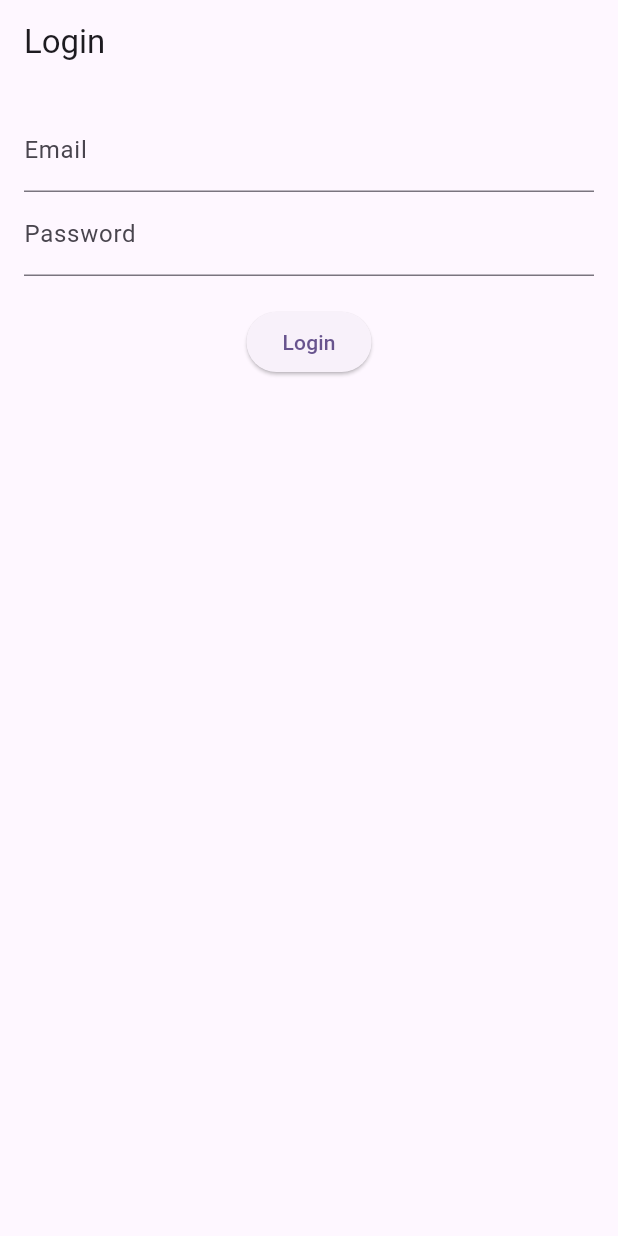
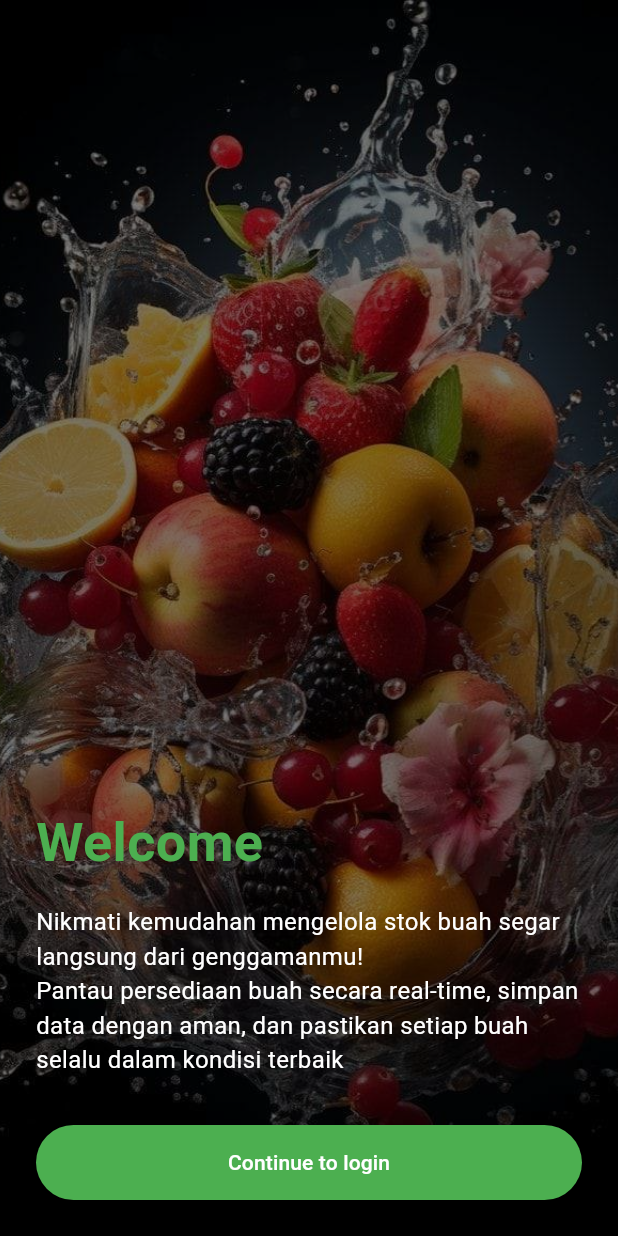
Before and after one commit to Firdaa-code57/project_uas_grup, a Flutter app: the screen it shows after launch, on a phone screen of 412 x 824 dp. Run offline on Flutter 3.47's test engine with Material 3 defaults, Android fonts, the phone set to English and light mode, and no system bars; our stand-ins replace get, image_picker, supabase_flutter; accounts and stored records are empty.

Commit message:
Add WelcomeScreen

```diff
--- a/lib/app/routes/app_pages.dart
+++ b/lib/app/routes/app_pages.dart
@@ -1,6 +1,7 @@
 // lib/app/routes/app_pages.dart
 import 'package:get/get.dart';
 import '../views/splash_screen.dart';
+import '../views/welcome.dart';
 import '../views/login_page.dart';
 import '../views/home_page.dart';
 import '../views/buah_list_page.dart';
@@ -9,6 +10,7 @@ import '../controllers/buah_controller.dart';
 
 class AppRoutes {
   static const splash = '/splash';
+  static const welcome = '/welcome';
   static const login = '/login';
   static const home = '/home';
   static const buah = '/buah';
@@ -16,6 +18,7 @@ class AppRoutes {
 
   static final routes = [
     GetPage(name: splash, page: () => SplashScreen()),
+    GetPage(name: welcome, page: () => WelcomeScreen()),
     GetPage(name: login, page: () => LoginPage()),
     GetPage(name: home, page: () => HomePage()),
     GetPage(
--- a/lib/app/views/splash_screen.dart
+++ b/lib/app/views/splash_screen.dart
@@ -1,6 +1,8 @@
 import 'package:flutter/material.dart';
 import 'package:project_uas_grup/app/views/login_page.dart';
-import 'dart:async'; // Untuk menggunakan Timer
+import 'dart:async';
+
+import 'package:project_uas_grup/app/views/welcome.dart'; // Untuk menggunakan Timer
 
 class SplashScreen extends StatefulWidget {
   @override
@@ -13,9 +15,9 @@ class _SplashScreenState extends State<SplashScreen> {
     super.initState();
     // Timer untuk menunggu 3 detik sebelum beralih ke halaman berikutnya
     Timer(Duration(seconds: 3), () {
-      Navigator.of(
-        context,
-      ).pushReplacement(MaterialPageRoute(builder: (context) => LoginPage()));
+      Navigator.of(context).pushReplacement(
+        MaterialPageRoute(builder: (context) => WelcomeScreen()),
+      );
     });
   }
 
--- /dev/null
+++ b/lib/app/views/welcome.dart
@@ -0,0 +1,68 @@
+import 'package:flutter/material.dart';
+import 'package:get/route_manager.dart';
+import '../routes/app_pages.dart';
+
+class WelcomeScreen extends StatelessWidget {
+  @override
+  Widget build(BuildContext context) {
+    return Scaffold(
+      body: Stack(
+        children: <Widget>[
+          // Background image
+          Container(
+            decoration: BoxDecoration(
+              image: DecorationImage(
+                image: AssetImage(
+                  'assets/welcome.jpg',
+                ), // Ganti dengan path gambar Anda
+                fit: BoxFit.cover,
+              ),
+            ),
+          ),
+          // Black transparent overlay
+          Container(color: Colors.black.withOpacity(0.5)),
+          // Welcome content
+          Padding(
+            padding: const EdgeInsets.all(24.0),
+            child: Column(
+              mainAxisAlignment: MainAxisAlignment.center,
+              crossAxisAlignment: CrossAxisAlignment.start,
+              children: <Widget>[
+                Spacer(),
+                Text(
+                  'Welcome',
+                  style: TextStyle(
+                    fontSize: 36,
+                    fontWeight: FontWeight.bold,
+                    color: Color(0xFF4CAF50), // Warna hijau
+                  ),
+                ),
+                SizedBox(height: 16),
+                Text(
+                  '''Nikmati kemudahan mengelola stok buah segar langsung dari genggamanmu!
+Pantau persediaan buah secara real-time, simpan data dengan aman, dan pastikan setiap buah selalu dalam kondisi terbaik''',
+                  style: TextStyle(fontSize: 16, color: Colors.white),
+                ),
+                SizedBox(height: 32),
+                // Continue button
+                ElevatedButton(
+                  onPressed: () {
+                    Get.offNamed(AppRoutes.login); // Navigasi ke halaman login
+                  },
+                  style: ElevatedButton.styleFrom(
+                    backgroundColor: Color(
+                      0xFF4CAF50,
+                    ), // Warna hijau untuk button
+                    foregroundColor: Colors.white,
+                    minimumSize: Size(double.infinity, 50), // Ukuran button
+                  ),
+                  child: Text('Continue to login'),
+                ),
+              ],
+            ),
+          ),
+        ],
+      ),
+    );
+  }
+}
```
Also changed, not shown: assets/welcome.jpg (added).
